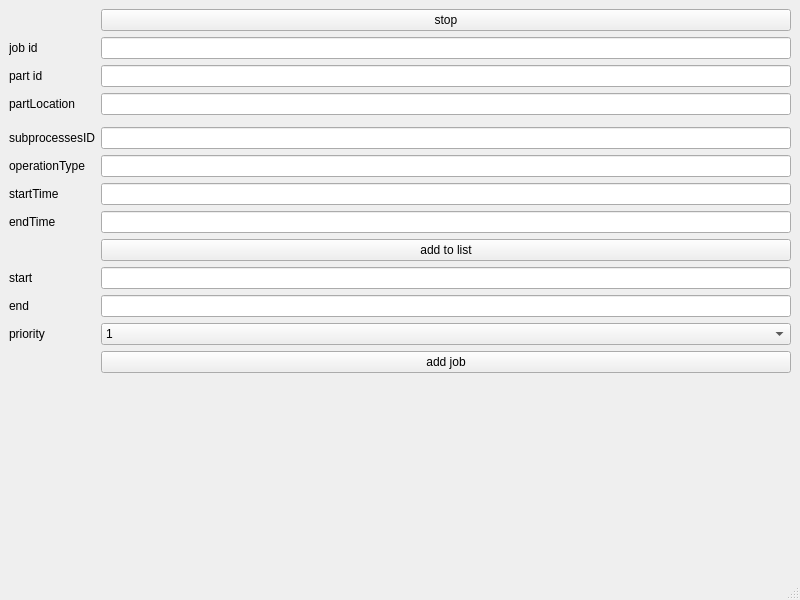
robosam2003/fams_ws, file src/gui/gui/Interface.ui: the form before one commit.
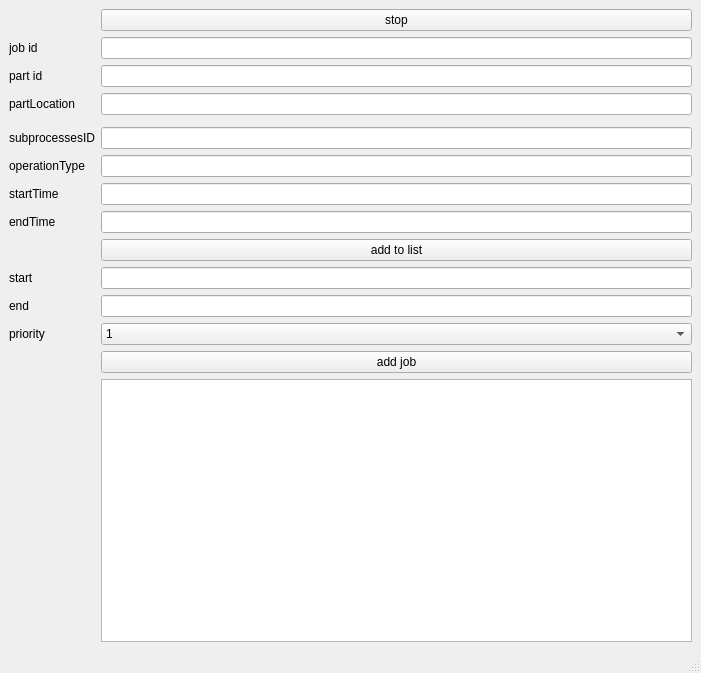
The form after the commit. Icons and pictures are not drawn.

What changed in the file:
```diff
--- a/src/gui/gui/Interface.ui
+++ b/src/gui/gui/Interface.ui
@@ -6,8 +6,8 @@
    <rect>
     <x>0</x>
     <y>0</y>
-    <width>800</width>
-    <height>600</height>
+    <width>701</width>
+    <height>673</height>
    </rect>
   </property>
   <property name="windowTitle">
@@ -15,7 +15,7 @@
   </property>
   <widget class="QWidget" name="centralwidget">
    <layout class="QFormLayout" name="formLayout_2">
-    <item row="0" column="1">
+    <item row="1" column="1">
      <widget class="QPushButton" name="stopButton">
       <property name="text">
        <string>stop</string>
@@ -28,118 +28,118 @@
       </property>
      </widget>
     </item>
-    <item row="4" column="0">
+    <item row="5" column="0">
      <widget class="QLabel" name="label">
       <property name="text">
        <string>job id</string>
       </property>
      </widget>
     </item>
-    <item row="4" column="1">
+    <item row="5" column="1">
      <widget class="QLineEdit" name="job_id"/>
     </item>
-    <item row="7" column="0">
+    <item row="8" column="0">
      <widget class="QLabel" name="label_2">
       <property name="text">
        <string>part id</string>
       </property>
      </widget>
     </item>
-    <item row="7" column="1">
+    <item row="8" column="1">
      <widget class="QLineEdit" name="part_id"/>
     </item>
-    <item row="9" column="0">
+    <item row="10" column="0">
      <widget class="QLabel" name="label10">
       <property name="text">
        <string>partLocation</string>
       </property>
      </widget>
     </item>
-    <item row="9" column="1">
+    <item row="10" column="1">
      <widget class="QLineEdit" name="partLocation"/>
     </item>
-    <item row="11" column="0" colspan="2">
+    <item row="12" column="0" colspan="2">
      <layout class="QFormLayout" name="formLayout"/>
     </item>
-    <item row="12" column="0">
+    <item row="13" column="0">
      <widget class="QLabel" name="label_3">
       <property name="text">
        <string>subprocessesID</string>
       </property>
      </widget>
     </item>
-    <item row="12" column="1">
+    <item row="13" column="1">
      <widget class="QLineEdit" name="subID">
       <property name="text">
        <string/>
       </property>
      </widget>
     </item>
-    <item row="13" column="0">
+    <item row="14" column="0">
      <widget class="QLabel" name="label_7">
       <property name="text">
        <string>operationType</string>
       </property>
      </widget>
     </item>
-    <item row="13" column="1">
+    <item row="14" column="1">
      <widget class="QLineEdit" name="opType"/>
     </item>
-    <item row="14" column="0">
+    <item row="15" column="0">
      <widget class="QLabel" name="label_8">
       <property name="text">
        <string>startTime</string>
       </property>
      </widget>
     </item>
-    <item row="14" column="1">
+    <item row="15" column="1">
      <widget class="QLineEdit" name="subStartTime"/>
     </item>
-    <item row="15" column="0">
+    <item row="16" column="0">
      <widget class="QLabel" name="label_9">
       <property name="text">
        <string>endTime</string>
       </property>
      </widget>
     </item>
-    <item row="15" column="1">
-     <widget class="QLineEdit" name="subEndTime"/>
-    </item>
     <item row="16" column="1">
+     <widget class="QLineEdit" name="subEndTime"/>
+    </item>
+    <item row="17" column="1">
      <widget class="QPushButton" name="addToList">
       <property name="text">
        <string>add to list</string>
       </property>
      </widget>
     </item>
-    <item row="17" column="0">
+    <item row="18" column="0">
      <widget class="QLabel" name="label_4">
       <property name="text">
        <string>start</string>
       </property>
      </widget>
     </item>
-    <item row="17" column="1">
+    <item row="18" column="1">
      <widget class="QLineEdit" name="startTime"/>
     </item>
-    <item row="20" column="0">
+    <item row="21" column="0">
      <widget class="QLabel" name="label_5">
       <property name="text">
        <string>end</string>
       </property>
      </widget>
     </item>
-    <item row="20" column="1">
+    <item row="21" column="1">
      <widget class="QLineEdit" name="endTime"/>
     </item>
-    <item row="23" column="0">
+    <item row="24" column="0">
      <widget class="QLabel" name="label_6">
       <property name="text">
        <string>priority</string>
       </property>
      </widget>
     </item>
-    <item row="23" column="1">
+    <item row="24" column="1">
      <widget class="QComboBox" name="priority">
       <item>
        <property name="text">
@@ -158,13 +158,26 @@
       </item>
      </widget>
     </item>
-    <item row="24" column="1">
+    <item row="25" column="1">
      <widget class="QPushButton" name="addJobButton">
       <property name="text">
        <string>add job</string>
       </property>
      </widget>
     </item>
+    <item row="26" column="1">
+     <widget class="QGraphicsView" name="graphicsView">
+      <property name="enabled">
+       <bool>true</bool>
+      </property>
+      <property name="minimumSize">
+       <size>
+        <width>0</width>
+        <height>100</height>
+       </size>
+      </property>
+     </widget>
+    </item>
    </layout>
   </widget>
   <widget class="QStatusBar" name="statusbar"/>
```
